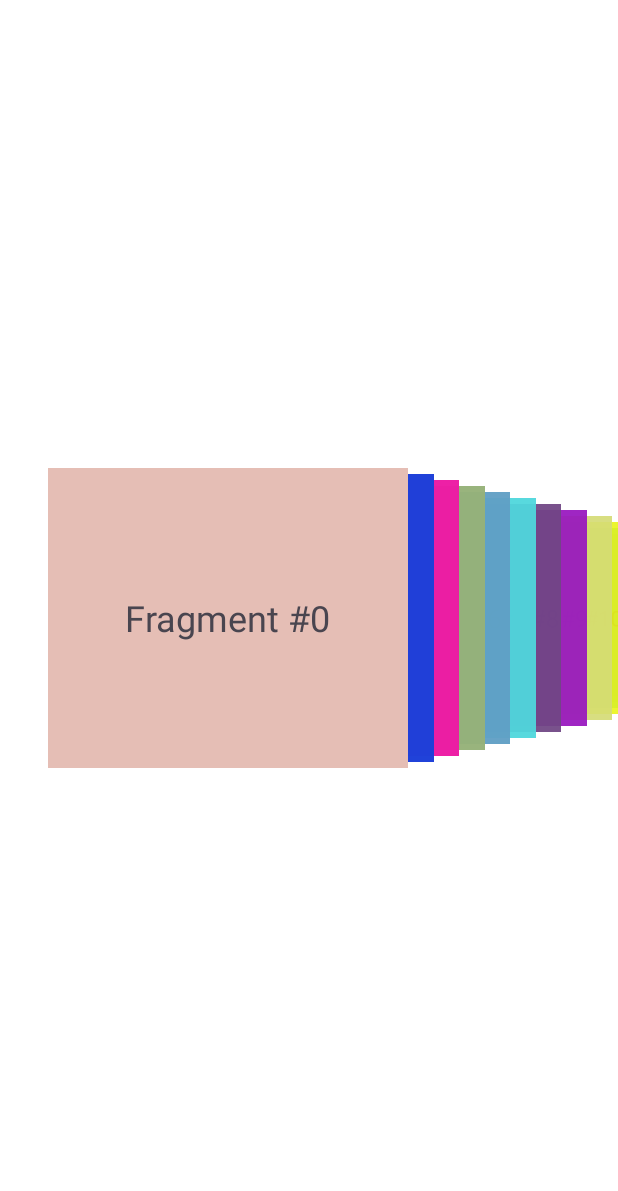
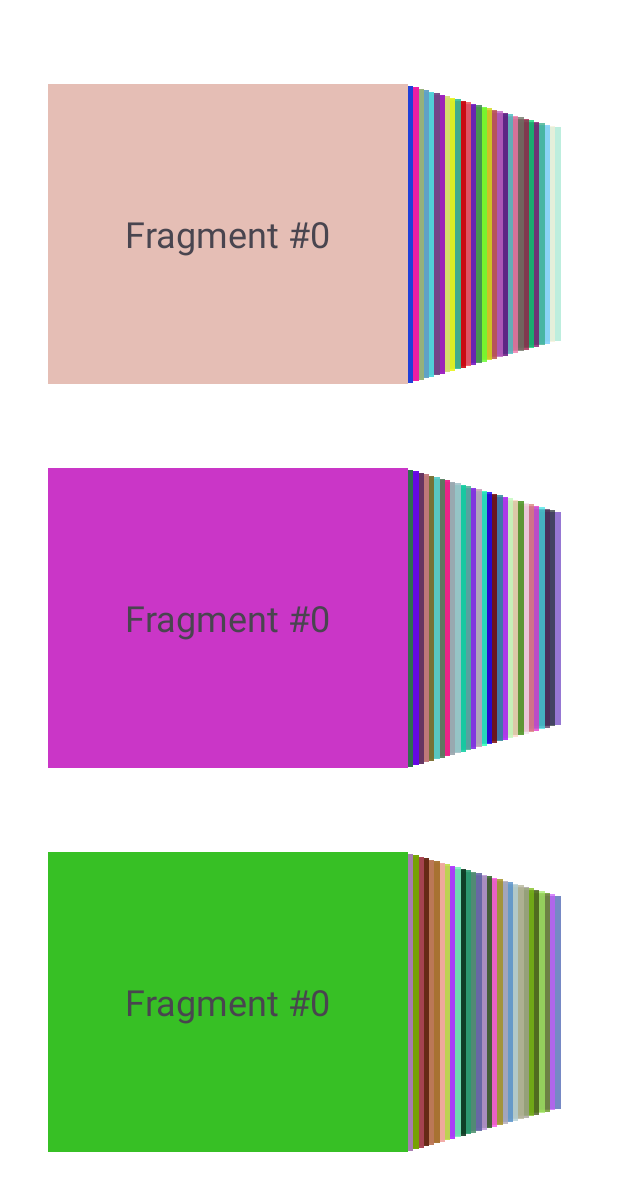
Before and after one commit to alex-topilskii/FragmentsCheck, an Android app: the screen it shows after launch (MainActivity), on a phone screen of 412 x 824 dp. Shown: the top 1191 px of the screen. Run offline under Robolectric (Android 15) with nearby library versions, the phone set to English and light mode, and no system bars.

Commit message:
init benchmark

```diff
--- a/app/src/main/java/com/ato/fragmentscheck/CardStackTransformer.kt
+++ /dev/null
@@ -1,29 +0,0 @@
-package com.ato.fragmentscheck
-
-import android.view.View
-import androidx.viewpager2.widget.ViewPager2
-
-class CardStackTransformer : ViewPager2.PageTransformer {
-    override fun transformPage(page: View, position: Float) {
-        page.apply {
-            val scaleFactor = 0.85f + (1 - Math.abs(position)) * 0.15f
-            when {
-                position < -1 -> {
-                    // Эта страница далеко сверху.
-                    alpha = 0f
-                }
-                position <= 1 -> {
-                    // Измените масштаб страницы (на основе позиции)
-                    scaleX = scaleFactor
-                    scaleY = scaleFactor
-                    translationY = position * height
-                    alpha = 0.5f + (1 - Math.abs(position)) * 0.5f
-                }
-                else -> {
-                    // Эта страница далеко снизу.
-                    alpha = 0f
-                }
-            }
-        }
-    }
-}
--- a/app/src/main/java/com/ato/fragmentscheck/MainActivity.kt
+++ b/app/src/main/java/com/ato/fragmentscheck/MainActivity.kt
@@ -3,8 +3,6 @@ package com.ato.fragmentscheck
 import android.os.Bundle
 import androidx.activity.enableEdgeToEdge
 import androidx.appcompat.app.AppCompatActivity
-import androidx.core.view.ViewCompat
-import androidx.core.view.WindowInsetsCompat
 import androidx.viewpager2.widget.ViewPager2
 
 class MainActivity : AppCompatActivity() {
@@ -14,9 +12,20 @@ class MainActivity : AppCompatActivity() {
         setContentView(R.layout.activity_main)
 
         val limit = 30
-        val viewPager: ViewPager2 = findViewById(R.id.viewPager)
-        viewPager.adapter = CardFragmentAdapter(this)
-        viewPager.setPageTransformer(SliderTransformer(limit))
-        viewPager.offscreenPageLimit = limit
+        findViewById<ViewPager2>(R.id.viewPagerTop).apply {
+            adapter = CardFragmentAdapter(this@MainActivity)
+            setPageTransformer(SliderTransformer(limit))
+            offscreenPageLimit = limit
+        }
+        findViewById<ViewPager2>(R.id.viewPagerMiddle).apply {
+            adapter = CardFragmentAdapter(this@MainActivity)
+            setPageTransformer(SliderTransformer(limit))
+            offscreenPageLimit = limit
+        }
+        findViewById<ViewPager2>(R.id.viewPagerBottom).apply {
+            adapter = CardFragmentAdapter(this@MainActivity)
+            setPageTransformer(SliderTransformer(limit))
+            offscreenPageLimit = limit
+        }
     }
 }
--- a/app/src/main/java/com/ato/fragmentscheck/SliderTransformer.kt
+++ b/app/src/main/java/com/ato/fragmentscheck/SliderTransformer.kt
@@ -10,9 +10,9 @@ class SliderTransformer(private val offscreenPageLimit: Int) : ViewPager2.PageTr
     companion object {
 
         private const val DEFAULT_TRANSLATION_X = .0f
-        private const val DEFAULT_TRANSLATION_FACTOR = 1.1f
+        private const val DEFAULT_TRANSLATION_FACTOR = 1.02f
 
-        private const val SCALE_FACTOR = .04f
+        private const val SCALE_FACTOR = .01f
         private const val DEFAULT_SCALE = 1f
 
         private const val ALPHA_FACTOR = .01f
--- a/app/src/main/res/layout/activity_main.xml
+++ b/app/src/main/res/layout/activity_main.xml
@@ -7,8 +7,40 @@
     android:layout_height="match_parent"
     tools:context=".MainActivity">
 
+
     <androidx.viewpager2.widget.ViewPager2
-        android:id="@+id/viewPager"
+        android:id="@+id/viewPagerTop"
+        android:layout_width="match_parent"
+        android:layout_height="200dp"
+        android:clipChildren="false"
+        android:clipToPadding="false"
+        android:overScrollMode="never"
+        android:paddingStart="32dp"
+        android:paddingEnd="140dp"
+        app:layout_constraintBottom_toTopOf="@+id/viewPagerMiddle"
+        app:layout_constraintEnd_toEndOf="parent"
+        app:layout_constraintHorizontal_bias="0.0"
+        app:layout_constraintStart_toStartOf="parent"
+        app:layout_constraintTop_toTopOf="parent"
+        app:layout_constraintVertical_bias="0.03" />
+
+    <androidx.viewpager2.widget.ViewPager2
+        android:id="@+id/viewPagerMiddle"
+        android:layout_width="match_parent"
+        android:layout_height="200dp"
+        android:clipChildren="false"
+        android:clipToPadding="false"
+        android:overScrollMode="never"
+        android:paddingStart="32dp"
+        android:paddingEnd="140dp"
+        app:layout_constraintBottom_toTopOf="@id/viewPagerBottom"
+        app:layout_constraintEnd_toEndOf="parent"
+        app:layout_constraintStart_toStartOf="parent"
+        app:layout_constraintTop_toBottomOf="@id/viewPagerTop" />
+
+
+    <androidx.viewpager2.widget.ViewPager2
+        android:id="@+id/viewPagerBottom"
         android:layout_width="match_parent"
         android:layout_height="200dp"
         android:clipChildren="false"
@@ -18,7 +50,9 @@
         android:paddingEnd="140dp"
         app:layout_constraintBottom_toBottomOf="parent"
         app:layout_constraintEnd_toEndOf="parent"
+        app:layout_constraintHorizontal_bias="0.0"
         app:layout_constraintStart_toStartOf="parent"
-        app:layout_constraintTop_toTopOf="parent" />
+        app:layout_constraintTop_toBottomOf="@+id/viewPagerMiddle"
+        app:layout_constraintVertical_bias="0.947" />
 
 </androidx.constraintlayout.widget.ConstraintLayout>
```
